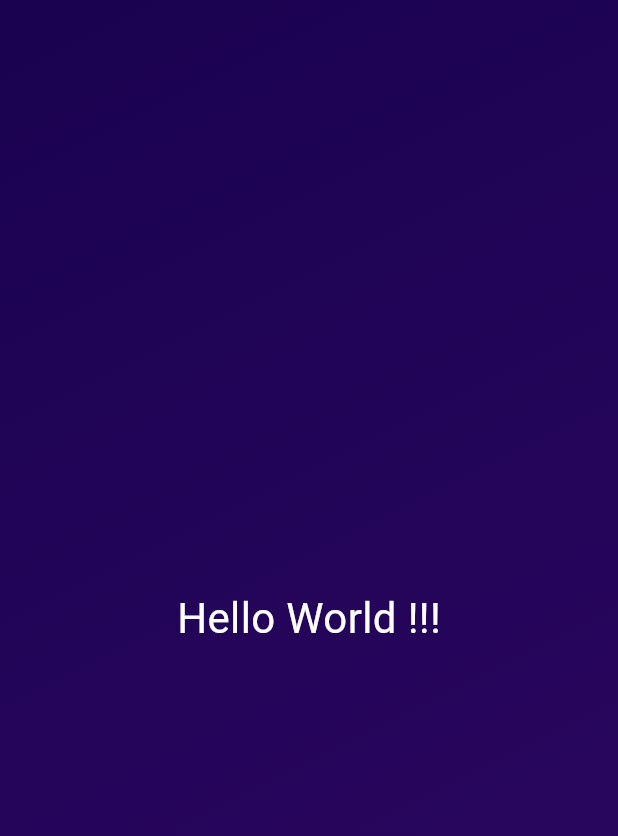
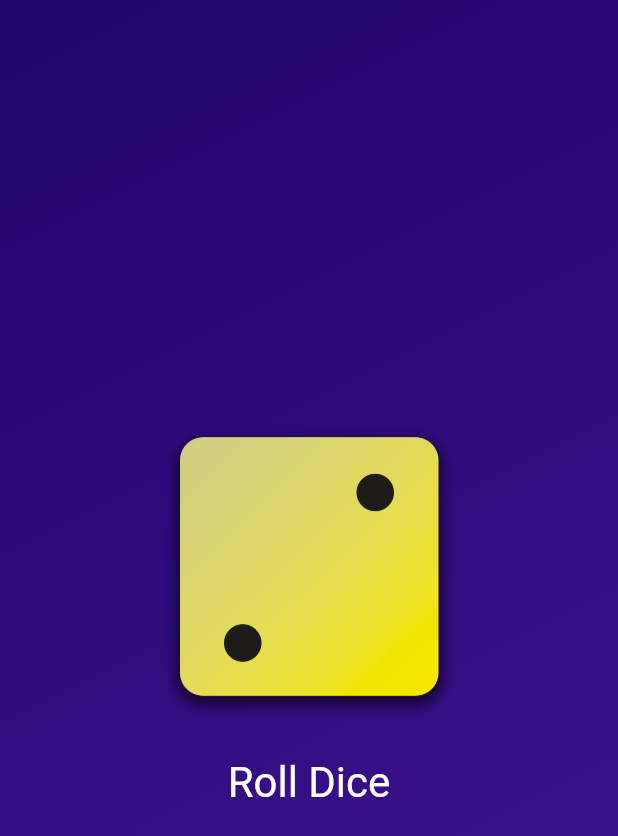
Before and after one commit to ozzman02/Flutter-Dart-Complete-Guide, a Flutter app: the screen it shows after launch, on a phone screen of 412 x 824 dp. Shown: the top 836 px of the screen. Run offline on Flutter 3.47's test engine with Material 3 defaults, Android fonts, the phone set to English and light mode, and no system bars.

Commit message:
Flutter & Dart Basics Ib

```diff
--- /dev/null
+++ b/first_app/lib/dice_roller.dart
@@ -0,0 +1,47 @@
+import 'dart:math';
+
+import 'package:flutter/material.dart';
+
+final randomizer = Random();
+
+class DiceRoller extends StatefulWidget {
+  const DiceRoller({super.key});
+
+  @override
+  State<StatefulWidget> createState() {
+    return _DiceRollerState();
+  }
+}
+
+// private class
+class _DiceRollerState extends State<DiceRoller> {
+  var currentDiceRoll = 2;
+
+  void rollDice() {
+    setState(() {
+      currentDiceRoll = randomizer.nextInt(6) + 1;
+    });
+  }
+
+  @override
+  Widget build(BuildContext context) {
+    return Column(mainAxisSize: MainAxisSize.min, children: [
+      Image.asset(
+        'assets/images/dice-$currentDiceRoll.png',
+        width: 200,
+      ),
+      const SizedBox(height: 20),
+      TextButton(
+        onPressed: rollDice,
+        style: TextButton.styleFrom(
+          /*padding: const EdgeInsets.only(
+                top: 20,
+              ),*/
+          foregroundColor: Colors.white,
+          textStyle: const TextStyle(fontSize: 28),
+        ),
+        child: const Text('Roll Dice'),
+      ),
+    ]);
+  }
+}
--- a/first_app/lib/gradient_container.dart
+++ b/first_app/lib/gradient_container.dart
@@ -1,24 +1,53 @@
-import 'package:first_app/styled_text.dart';
+import 'package:first_app/dice_roller.dart';
 import 'package:flutter/material.dart';
 
-class GradientContainer extends StatelessWidget {
-  const GradientContainer({super.key});
+const startAlignment = Alignment.topLeft;
+const endAlignment = Alignment.bottomRight;
+
+/*class GradientContainer extends StatelessWidget {
+  const GradientContainer({super.key, required this.colors});
+
+  final List<Color> colors;
 
   @override
   Widget build(BuildContext context) {
     return Container(
-      decoration: const BoxDecoration(
+      decoration: BoxDecoration(
         gradient: LinearGradient(
-          colors: [
-            Color.fromARGB(255, 26, 2, 80),
-            Color.fromARGB(255, 45, 7, 98)
-          ],
-          begin: Alignment.topLeft,
-          end: Alignment.bottomRight,
+          colors: colors,
+          begin: startAlignment,
+          end: endAlignment,
         ),
       ),
       child: const Center(
-        child: StyleText(),
+        child: StyleText("Hello World !!!"),
+      ),
+    );
+  }
+}*/
+
+class GradientContainer extends StatelessWidget {
+  const GradientContainer(this.color1, this.color2, {super.key});
+
+  const GradientContainer.purple({super.key})
+      : color1 = Colors.deepPurple,
+        color2 = Colors.indigo;
+
+  final Color color1;
+  final Color color2;
+
+  @override
+  Widget build(BuildContext context) {
+    return Container(
+      decoration: BoxDecoration(
+        gradient: LinearGradient(
+          colors: [color1, color2],
+          begin: startAlignment,
+          end: endAlignment,
+        ),
+      ),
+      child: const Center(
+        child: DiceRoller(),
       ),
     );
   }
--- a/first_app/lib/main.dart
+++ b/first_app/lib/main.dart
@@ -5,7 +5,8 @@ void main() {
   runApp(
     const MaterialApp(
       home: Scaffold(
-        body: GradientContainer(),
+        body: GradientContainer(
+            Color.fromARGB(255, 33, 5, 109), Color.fromARGB(255, 68, 21, 149)),
       ),
     ),
   );
--- a/first_app/lib/styled_text.dart
+++ b/first_app/lib/styled_text.dart
@@ -1,13 +1,15 @@
 import 'package:flutter/material.dart';
 
 class StyleText extends StatelessWidget {
-  const StyleText({super.key});
+  const StyleText(this.text, {super.key});
+
+  final String text;
 
   @override
   Widget build(BuildContext context) {
-    return const Text(
-      "Hello World !!!",
-      style: TextStyle(color: Colors.white, fontSize: 28),
+    return Text(
+      text,
+      style: const TextStyle(color: Colors.white, fontSize: 28),
     );
   }
 }
```
Also changed, not shown: first_app/pubspec.yaml (+7 -3 lines), first_app/assets/images/dice-1.png (added), first_app/assets/images/dice-2.png (added), first_app/assets/images/dice-3.png (added), first_app/assets/images/dice-4.png (added), first_app/assets/images/dice-5.png (added), first_app/assets/images/dice-6.png (added).
